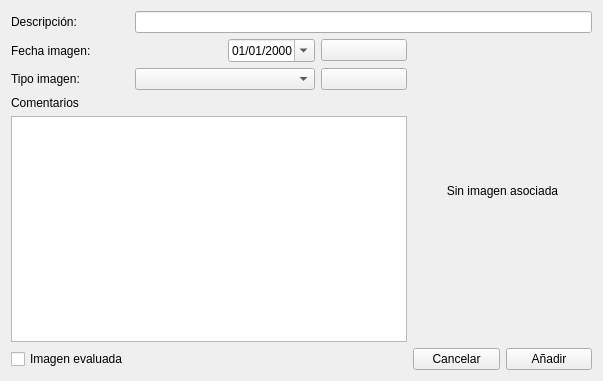
This is Zona_Pacientes/frmanadirimagen.ui in arcnexus/RedFoX as Qt 5 draws it before an edit. The edited form follows.
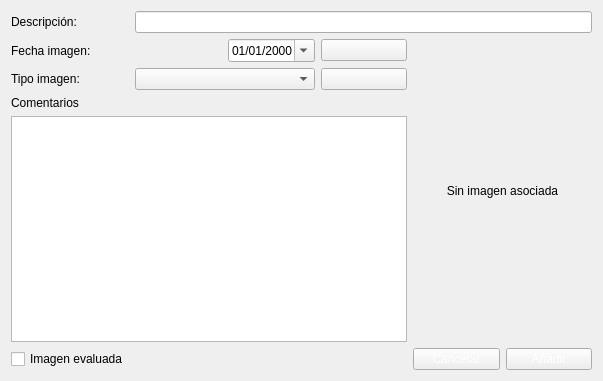
This is the edited form. Icons and pictures are not drawn.

Commit message: Color Botones formularios - otros cambios menores -

Diff of the .ui file:
```diff
--- a/Zona_Pacientes/frmanadirimagen.ui
+++ b/Zona_Pacientes/frmanadirimagen.ui
@@ -60,6 +60,10 @@
    </item>
    <item row="5" column="4">
     <widget class="QPushButton" name="pushButton_Cancelar">
+     <property name="styleSheet">
+      <string notr="true">QPushButton:disabled{color: 0; }
+QPushButton:enabled{color: rgb(255,255,255); }</string>
+     </property>
      <property name="text">
       <string>Cancelar</string>
      </property>
@@ -81,6 +85,10 @@
    </item>
    <item row="5" column="5">
     <widget class="QPushButton" name="pushButton__Anadir">
+     <property name="styleSheet">
+      <string notr="true">QPushButton:disabled{color: 0; }
+QPushButton:enabled{color: rgb(255,255,255); }</string>
+     </property>
      <property name="text">
       <string>Añadir</string>
      </property>
```
Left out of the diff: 12 changed lines with no effect on the pictures. The commit also changes 25 other files.
